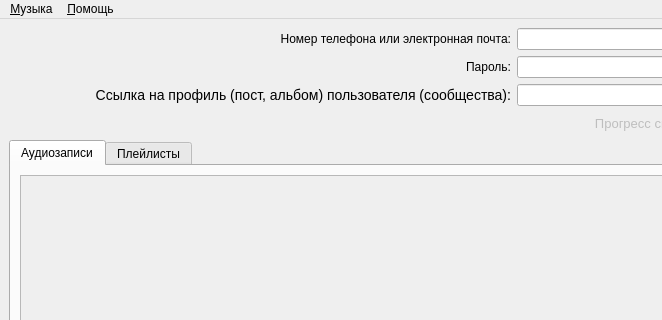
The window that gui/audio.ui (qwertyadrian/vk-music-downloader) describes before a commit, drawn with Qt 5; both pictures show x 0 to 662 and y 0 to 320 of the 877 by 581 pixel window.
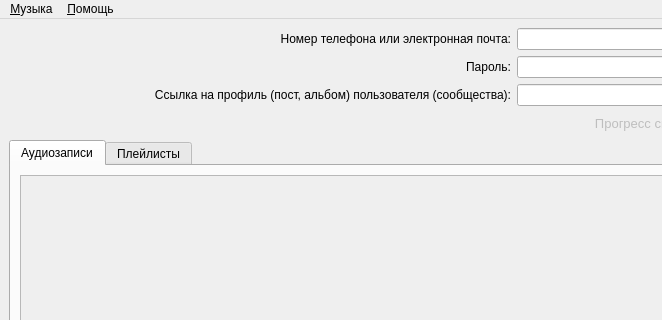
The same window after the commit. Icons and pictures are not drawn.

```diff
--- a/gui/audio.ui
+++ b/gui/audio.ui
@@ -179,7 +179,7 @@
     <item row="2" column="0" colspan="4">
      <widget class="QLabel" name="link_text">
       <property name="text">
-       <string>&lt;html&gt;&lt;head/&gt;&lt;body&gt;&lt;p&gt;&lt;span style=&quot; font-size:10.5pt;&quot;&gt;Ссылка на профиль (пост, альбом) пользователя (сообщества):&lt;/span&gt;&lt;/p&gt;&lt;/body&gt;&lt;/html&gt;</string>
+       <string>Ссылка на профиль (пост, альбом) пользователя (сообщества):</string>
       </property>
       <property name="alignment">
        <set>Qt::AlignRight|Qt::AlignTrailing|Qt::AlignVCenter</set>
```
Left out of the diff: 2 changed lines with no effect on the pictures.
